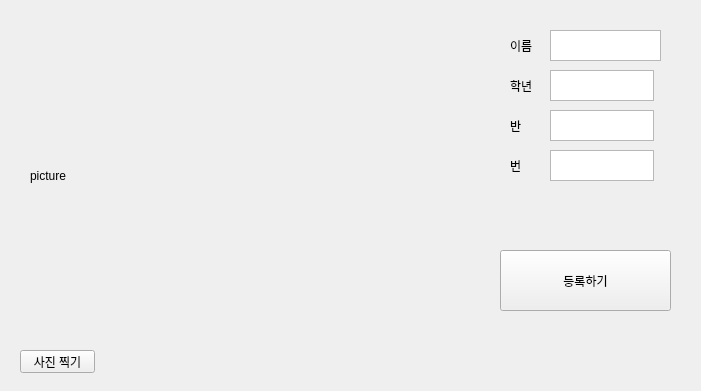
sihyeokpark/auto-attendance, file register/main.ui: the form before one commit.
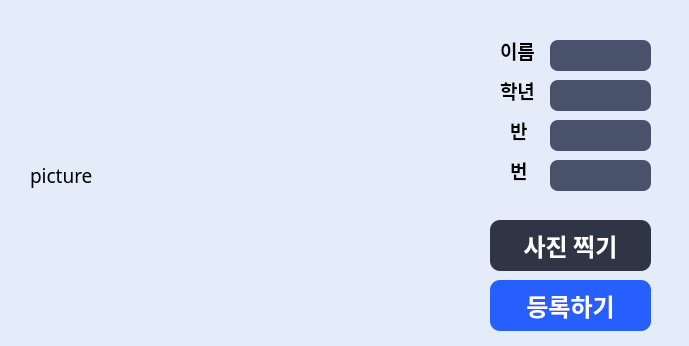
The form after the commit.

Commit message: Update: Register 창 디자인

Diff of the .ui file:
```diff
--- a/register/main.ui
+++ b/register/main.ui
@@ -6,22 +6,45 @@
    <rect>
     <x>0</x>
     <y>0</y>
-    <width>701</width>
-    <height>391</height>
+    <width>689</width>
+    <height>346</height>
    </rect>
   </property>
   <property name="windowTitle">
-   <string>Form</string>
+   <string>얼굴 등록하기</string>
+  </property>
+  <property name="styleSheet">
+   <string notr="true">background-color: #e4ecfa;</string>
   </property>
   <widget class="QPushButton" name="btn_picture">
    <property name="geometry">
     <rect>
-     <x>20</x>
-     <y>350</y>
-     <width>75</width>
-     <height>23</height>
+     <x>490</x>
+     <y>220</y>
+     <width>161</width>
+     <height>51</height>
     </rect>
    </property>
+   <property name="font">
+    <font>
+     <family>Noto Sans KR</family>
+     <pointsize>18</pointsize>
+     <weight>75</weight>
+     <bold>true</bold>
+    </font>
+   </property>
+   <property name="styleSheet">
+    <string notr="true">QPushButton {
+	border: none;
+	background-color: #2f3545;
+	border-radius: 10px;
+	color: #ffffff;
+}
+QPushButton:hover {
+	background-color: #49526b;
+	color: #ffffff;
+}</string>
+   </property>
    <property name="text">
     <string>사진 찍기</string>
    </property>
@@ -35,6 +58,14 @@
      <height>291</height>
     </rect>
    </property>
+   <property name="font">
+    <font>
+     <family>Noto Sans KR</family>
+     <pointsize>14</pointsize>
+     <weight>50</weight>
+     <bold>false</bold>
+    </font>
+   </property>
    <property name="text">
     <string>picture</string>
    </property>
@@ -42,12 +73,20 @@
   <widget class="QLabel" name="label_2">
    <property name="geometry">
     <rect>
-     <x>510</x>
+     <x>500</x>
      <y>40</y>
      <width>56</width>
-     <height>12</height>
+     <height>21</height>
     </rect>
    </property>
+   <property name="font">
+    <font>
+     <family>Noto Sans KR</family>
+     <pointsize>14</pointsize>
+     <weight>75</weight>
+     <bold>true</bold>
+    </font>
+   </property>
    <property name="text">
     <string>이름</string>
    </property>
@@ -55,12 +94,20 @@
   <widget class="QLabel" name="label_3">
    <property name="geometry">
     <rect>
-     <x>510</x>
+     <x>500</x>
      <y>80</y>
      <width>56</width>
-     <height>12</height>
+     <height>21</height>
     </rect>
    </property>
+   <property name="font">
+    <font>
+     <family>Noto Sans KR</family>
+     <pointsize>14</pointsize>
+     <weight>75</weight>
+     <bold>true</bold>
+    </font>
+   </property>
    <property name="text">
     <string>학년</string>
    </property>
@@ -71,9 +118,17 @@
      <x>510</x>
      <y>120</y>
      <width>56</width>
-     <height>12</height>
+     <height>21</height>
     </rect>
    </property>
+   <property name="font">
+    <font>
+     <family>Noto Sans KR</family>
+     <pointsize>14</pointsize>
+     <weight>75</weight>
+     <bold>true</bold>
+    </font>
+   </property>
    <property name="text">
     <string>반</string>
    </property>
@@ -84,72 +139,156 @@
      <x>510</x>
      <y>160</y>
      <width>56</width>
-     <height>12</height>
+     <height>21</height>
     </rect>
    </property>
+   <property name="font">
+    <font>
+     <family>Noto Sans KR</family>
+     <pointsize>14</pointsize>
+     <weight>75</weight>
+     <bold>true</bold>
+    </font>
+   </property>
    <property name="text">
     <string>번</string>
    </property>
   </widget>
-  <widget class="QTextEdit" name="te_name">
-   <property name="geometry">
-    <rect>
-     <x>550</x>
-     <y>30</y>
-     <width>111</width>
-     <height>31</height>
-    </rect>
-   </property>
-  </widget>
-  <widget class="QTextEdit" name="te_grade">
-   <property name="geometry">
-    <rect>
-     <x>550</x>
-     <y>70</y>
-     <width>104</width>
-     <height>31</height>
-    </rect>
-   </property>
-  </widget>
-  <widget class="QTextEdit" name="te_class">
-   <property name="geometry">
-    <rect>
-     <x>550</x>
-     <y>110</y>
-     <width>104</width>
-     <height>31</height>
-    </rect>
-   </property>
-   <property name="undoRedoEnabled">
-    <bool>true</bool>
-   </property>
-   <property name="acceptRichText">
-    <bool>true</bool>
-   </property>
-  </widget>
-  <widget class="QTextEdit" name="te_number">
-   <property name="geometry">
-    <rect>
-     <x>550</x>
-     <y>150</y>
-     <width>104</width>
-     <height>31</height>
-    </rect>
-   </property>
-  </widget>
   <widget class="QPushButton" name="btn_register">
    <property name="geometry">
     <rect>
-     <x>500</x>
-     <y>250</y>
-     <width>171</width>
-     <height>61</height>
+     <x>490</x>
+     <y>280</y>
+     <width>161</width>
+     <height>51</height>
     </rect>
    </property>
+   <property name="font">
+    <font>
+     <family>Noto Sans KR</family>
+     <pointsize>18</pointsize>
+     <weight>75</weight>
+     <bold>true</bold>
+    </font>
+   </property>
+   <property name="styleSheet">
+    <string notr="true">QPushButton {
+	background-color: #275efe;
+	border-radius: 10px;
+	color: #ffffff;
+}
+QPushButton:hover {
+	background-color: #274fff;
+}</string>
+   </property>
    <property name="text">
     <string>등록하기</string>
    </property>
   </widget>
+  <widget class="QLineEdit" name="leNumber">
+   <property name="geometry">
+    <rect>
+     <x>550</x>
+     <y>160</y>
+     <width>101</width>
+     <height>31</height>
+    </rect>
+   </property>
+   <property name="font">
+    <font>
+     <family>Noto Sans KR</family>
+     <pointsize>14</pointsize>
+     <weight>75</weight>
+     <bold>true</bold>
+    </font>
+   </property>
+   <property name="styleSheet">
+    <string notr="true">background-color: #49526b;
+border-radius: 8px;
+color: #ffffff;
+padding-right: 3px;
+padding-left: 3px;
+padding-bottom: 1px;</string>
+   </property>
+  </widget>
+  <widget class="QLineEdit" name="leGrade">
+   <property name="geometry">
+    <rect>
+     <x>550</x>
+     <y>80</y>
+     <width>101</width>
+     <height>31</height>
+    </rect>
+   </property>
+   <property name="font">
+    <font>
+     <family>Noto Sans KR</family>
+     <pointsize>14</pointsize>
+     <weight>75</weight>
+     <bold>true</bold>
+    </font>
+   </property>
+   <property name="styleSheet">
+    <string notr="true">background-color: #49526b;
+border-radius: 8px;
+color: #ffffff;
+padding-right: 3px;
+padding-left: 3px;
+padding-bottom: 1px;</string>
+   </property>
+  </widget>
+  <widget class="QLineEdit" name="leName">
+   <property name="geometry">
+    <rect>
+     <x>550</x>
+     <y>40</y>
+     <width>101</width>
+     <height>31</height>
+    </rect>
+   </property>
+   <property name="font">
+    <font>
+     <family>Noto Sans KR</family>
+     <pointsize>14</pointsize>
+     <weight>75</weight>
+     <bold>true</bold>
+    </font>
+   </property>
+   <property name="styleSheet">
+    <string notr="true">background-color: #49526b;
+border-radius: 8px;
+color: #ffffff;
+padding-right: 3px;
+padding-left: 3px;
+padding-bottom: 1px;</string>
+   </property>
+  </widget>
+  <widget class="QLineEdit" name="leClass">
+   <property name="geometry">
+    <rect>
+     <x>550</x>
+     <y>120</y>
+     <width>101</width>
+     <height>31</height>
+    </rect>
+   </property>
+   <property name="font">
+    <font>
+     <family>Noto Sans KR</family>
+     <pointsize>14</pointsize>
+     <weight>75</weight>
+     <bold>true</bold>
+    </font>
+   </property>
+   <property name="styleSheet">
+    <string notr="true">background-color: #49526b;
+border-radius: 8px;
+color: #ffffff;
+padding-right: 3px;
+padding-left: 3px;
+padding-bottom: 1px;</string>
+   </property>
+  </widget>
  </widget>
  <resources/>
  <connections/>
```
The commit also changes 2 other files.
